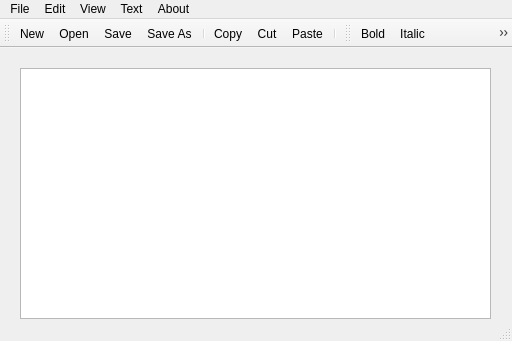
Old version of the form 46-55_RichTextEditor-Example/46-55_RichTextEditor-Example/mainwindow.ui in the repository georgecatalin/Qt-Widgets-for-Beginners-with-Cplusplus.
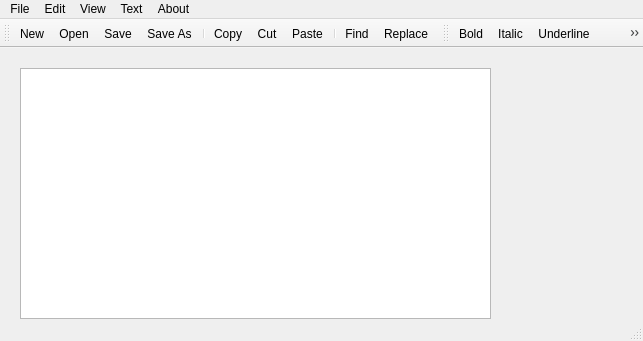
New version of the form. Icons and pictures are not drawn.

The edit to the form file:
```diff
--- a/46-55_RichTextEditor-Example/46-55_RichTextEditor-Example/mainwindow.ui
+++ b/46-55_RichTextEditor-Example/46-55_RichTextEditor-Example/mainwindow.ui
@@ -6,7 +6,7 @@
    <rect>
     <x>0</x>
     <y>0</y>
-    <width>512</width>
+    <width>643</width>
     <height>341</height>
    </rect>
   </property>
@@ -30,7 +30,7 @@
     <rect>
      <x>0</x>
      <y>0</y>
-     <width>512</width>
+     <width>643</width>
      <height>22</height>
     </rect>
    </property>
@@ -113,6 +113,8 @@
    <addaction name="actionCut"/>
    <addaction name="actionPaste"/>
    <addaction name="separator"/>
+   <addaction name="actionFind"/>
+   <addaction name="actionReplace"/>
   </widget>
   <widget class="QToolBar" name="toolBar_2">
    <property name="windowTitle">
```
